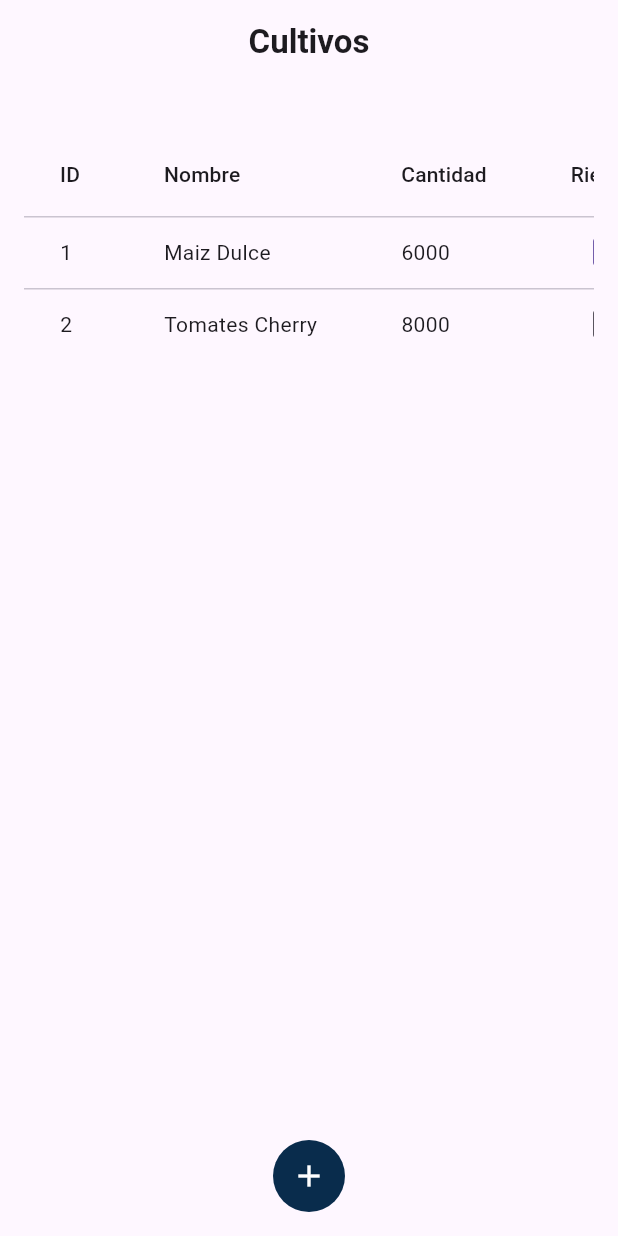
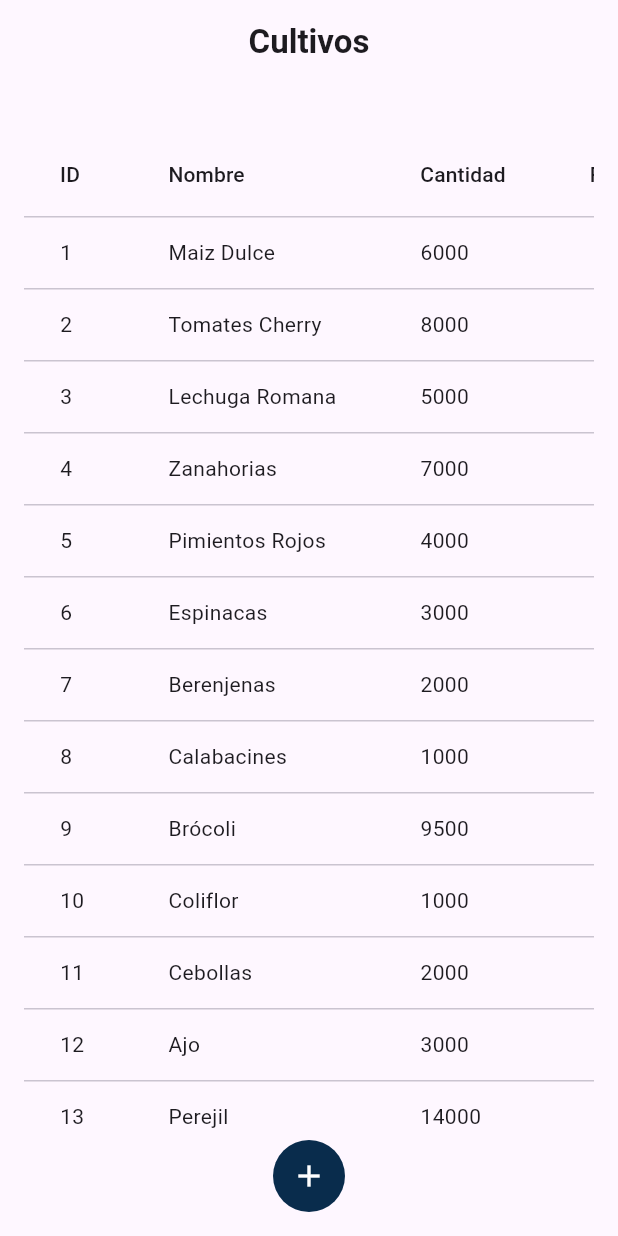
Before and after one commit to iot-solutions64/frontend-movil, a Flutter app: the SoilPage screen opened directly, on a phone screen of 412 x 824 dp. Run offline on Flutter 3.47's test engine with Material 3 defaults, Android fonts, the phone set to English and light mode, and no system bars; our stand-ins replace flutter_bloc, sqflite; accounts and stored records are empty; network calls fail.

Commit message:
feat: create crop model + update crop list

```diff
--- /dev/null
+++ b/hydrosmart/lib/features/soil/domain/crop.dart
@@ -0,0 +1,16 @@
+class Crop {
+  final int id;
+  final String name;
+  final int maxLiters;
+  final bool autoIrrigation;
+  final int tankId;
+
+  Crop({
+    required this.id,
+    required this.name,
+    required this.maxLiters,
+    required this.autoIrrigation,
+    required this.tankId,
+  });
+
+}
--- a/hydrosmart/lib/features/soil/presentation/pages/soil_page.dart
+++ b/hydrosmart/lib/features/soil/presentation/pages/soil_page.dart
@@ -1,4 +1,5 @@
 import 'package:flutter/material.dart';
+import 'package:hydrosmart/features/soil/domain/crop.dart';
 
 class SoilPage extends StatefulWidget {
   const SoilPage({super.key});
@@ -10,26 +11,44 @@ class SoilPage extends StatefulWidget {
 class _SoilPageState extends State<SoilPage> {
 
   // Simulación de datos
-  List<Map<String, dynamic>> cultivos = [
-    {
-      'id': '1',
-      'nombre': 'Maiz Dulce',
-      'cantidad': '6000',
-      'riegoAutomatico': true,
-    },
-    {
-      'id': '2',
-      'nombre': 'Tomates Cherry',
-      'cantidad': '8000',
-      'riegoAutomatico': false,
-    },
+  List<Crop> cultivos = [
+    Crop(id: 1, name: 'Maiz Dulce', maxLiters: 6000, autoIrrigation: true, tankId: 1),
+    Crop(id: 2, name: 'Tomates Cherry', maxLiters: 8000, autoIrrigation: false, tankId: 2),
+    Crop(id: 3, name: 'Lechuga Romana', maxLiters: 5000, autoIrrigation: true, tankId: 1),
+    Crop(id: 4, name: 'Zanahorias', maxLiters: 7000, autoIrrigation: false, tankId: 3),
+    Crop(id: 5, name: 'Pimientos Rojos', maxLiters: 4000, autoIrrigation: true, tankId: 2),
+    Crop(id: 6, name: 'Espinacas', maxLiters: 3000, autoIrrigation: true, tankId: 1),
+    Crop(id: 7, name: 'Berenjenas', maxLiters: 2000, autoIrrigation: true, tankId: 2),
+    Crop(id: 8, name: 'Calabacines', maxLiters: 1000, autoIrrigation: false, tankId: 3),
+    Crop(id: 9, name: 'Brócoli', maxLiters: 9500, autoIrrigation: true, tankId: 1),
+    Crop(id: 10, name: 'Coliflor', maxLiters: 1000, autoIrrigation: true, tankId: 2),
+    Crop(id: 11, name: 'Cebollas', maxLiters: 2000, autoIrrigation: false, tankId: 3),
+    Crop(id: 12, name: 'Ajo', maxLiters: 3000, autoIrrigation: true, tankId: 1),
+    Crop(id: 13, name: 'Perejil', maxLiters: 14000, autoIrrigation: true, tankId: 2),
+    Crop(id: 14, name: 'Albahaca', maxLiters: 5000, autoIrrigation: true, tankId: 3),
+    Crop(id: 15, name: 'Cilantro', maxLiters: 5600, autoIrrigation: true, tankId: 1),
+    Crop(id: 16, name: 'Menta', maxLiters: 7000, autoIrrigation: false, tankId: 2),
   ];
 
-  void _showAddDialog() {
+  List<String> tanques = ['Tanque A', 'Tanque B', 'Tanque C'];
+
+  String _getTanqueName(int tankId) {
+    switch (tankId) {
+      case 1:
+        return 'Tanque A';
+      case 2:
+        return 'Tanque B';
+      case 3:
+        return 'Tanque C';
+      default:
+        return 'Desconocido';
+    }
+  }
+
+    void _showAddDialog() {
     final nombreController = TextEditingController();
     final cantidadController = TextEditingController();
-    String selectedTanque = 'Tanque A';
-    final List<String> tanques = ['Tanque A', 'Tanque B', 'Tanque C'];
+    String selectedTanque = tanques[0];
     bool riegoAutomatico = false;
 
     showDialog(
@@ -66,6 +85,7 @@ class _SoilPageState extends State<SoilPage> {
                   TextField(
                     controller: cantidadController,
                     decoration: const InputDecoration(labelText: 'Cantidad máxima (litros)'),
+                    keyboardType: TextInputType.number,
                   ),
                   CheckboxListTile(
                     title: const Text('Riego automático'),
@@ -93,7 +113,17 @@ class _SoilPageState extends State<SoilPage> {
                     foregroundColor: Colors.white,
                   ),
                   onPressed: () {
-                    // Lógica para agregar cultivo
+                    setState(() {
+                      cultivos.add(
+                        Crop(
+                          id: cultivos.length + 1,
+                          name: nombreController.text,
+                          maxLiters: int.tryParse(cantidadController.text) ?? 0,
+                          autoIrrigation: riegoAutomatico,
+                          tankId: tanques.indexOf(selectedTanque) + 1,
+                        ),
+                      );
+                    });
                     Navigator.pop(context);
                   },
                   child: const Text('Agregar'),
@@ -106,12 +136,11 @@ class _SoilPageState extends State<SoilPage> {
     );
   }
 
-  void _showEditDialog(String nombre, String cantidad, bool riegoInicial) {
-    final nombreController = TextEditingController(text: nombre);
-    final cantidadController = TextEditingController(text: cantidad);
-    String selectedTanque = 'Tanque A';
-    final List<String> tanques = ['Tanque A', 'Tanque B', 'Tanque C'];
-    bool riegoAutomatico = riegoInicial;
+  void _showEditDialog(Crop cultivo) {
+    final nombreController = TextEditingController(text: cultivo.name);
+    final cantidadController = TextEditingController(text: cultivo.maxLiters.toString());
+    String selectedTanque = _getTanqueName(cultivo.tankId);
+    bool riegoAutomatico = cultivo.autoIrrigation;
 
     showDialog(
       context: context,
@@ -147,6 +176,7 @@ class _SoilPageState extends State<SoilPage> {
                   TextField(
                     controller: cantidadController,
                     decoration: const InputDecoration(labelText: 'Cantidad máxima (litros)'),
+                    keyboardType: TextInputType.number,
                   ),
                   CheckboxListTile(
                     title: const Text('Riego automático'),
@@ -174,7 +204,18 @@ class _SoilPageState extends State<SoilPage> {
                     foregroundColor: Colors.white,
                   ),
                   onPressed: () {
-                    // Lógica para editar cultivo
+                    setState(() {
+                      final index = cultivos.indexWhere((c) => c.id == cultivo.id);
+                      if (index != -1) {
+                        cultivos[index] = Crop(
+                          id: cultivo.id,
+                          name: nombreController.text,
+                          maxLiters: int.tryParse(cantidadController.text) ?? 0,
+                          autoIrrigation: riegoAutomatico,
+                          tankId: tanques.indexOf(selectedTanque) + 1,
+                        );
+                      }
+                    });
                     Navigator.pop(context);
                   },
                   child: const Text('Guardar'),
@@ -187,28 +228,30 @@ class _SoilPageState extends State<SoilPage> {
     );
   }
 
-  void _showDeleteDialog(String nombre) {
+  void _showDeleteDialog(Crop cultivo) {
     showDialog(
       context: context,
       builder: (context) {
         return AlertDialog(
           title: const Text('Eliminar Cultivo'),
-          content: Text('¿Seguro que deseas eliminar "$nombre"?'),
+          content: Text('¿Seguro que deseas eliminar "${cultivo.name}"?'),
           actions: [
             TextButton(
               style: TextButton.styleFrom(
-                    foregroundColor: const Color(0xFF212121),
+                foregroundColor: const Color(0xFF212121),
               ),
               onPressed: () => Navigator.pop(context),
               child: const Text('Cancelar'),
             ),
             ElevatedButton(
               style: ElevatedButton.styleFrom(
-                    backgroundColor: const Color(0xFFF84343),
-                    foregroundColor: Colors.white,
+                backgroundColor: const Color(0xFFF84343),
+                foregroundColor: Colors.white,
               ),
               onPressed: () {
-                // Lógica para eliminar cultivo
+                setState(() {
+                  cultivos.removeWhere((c) => c.id == cultivo.id);
+                });
                 Navigator.pop(context);
               },
               child: const Text('Eliminar'),
@@ -254,15 +297,24 @@ class _SoilPageState extends State<SoilPage> {
                     ],
                     rows: cultivos.map((cultivo) {
                       return DataRow(cells: [
-                        DataCell(Text(cultivo['id'])),
-                        DataCell(Text(cultivo['nombre'])),
-                        DataCell(Text(cultivo['cantidad'])),
+                        DataCell(Text(cultivo.id.toString())),
+                        DataCell(Text(cultivo.name)),
+                        DataCell(Text(cultivo.maxLiters.toString())),
                         DataCell(
                           Checkbox(
-                            value: cultivo['riegoAutomatico'],
+                            value: cultivo.autoIrrigation,
                             onChanged: (value) {
                               setState(() {
-                                cultivo['riegoAutomatico'] = value!;
+                                final index = cultivos.indexWhere((c) => c.id == cultivo.id);
+                                if (index != -1) {
+                                  cultivos[index] = Crop(
+                                    id: cultivo.id,
+                                    name: cultivo.name,
+                                    maxLiters: cultivo.maxLiters,
+                                    autoIrrigation: value ?? false,
+                                    tankId: cultivo.tankId,
+                                  );
+                                }
                               });
                             },
                           ),
@@ -271,15 +323,17 @@ class _SoilPageState extends State<SoilPage> {
                           children: [
                             IconButton(
                               icon: const Icon(Icons.search, color: Color(0xFF1856C3)),
-                              onPressed: null,
+                              onPressed: () {
+                                Navigator.pushNamed(context, '/crop_detail', arguments: cultivo);
+                              },
                             ),
                             IconButton(
                               icon: const Icon(Icons.edit, color: Color(0xFF27AE60)),
-                              onPressed: () => _showEditDialog(cultivo['nombre'], cultivo['cantidad'], cultivo['riegoAutomatico']),
+                              onPressed: () => _showEditDialog(cultivo),
                             ),
                             IconButton(
                               icon: const Icon(Icons.delete, color: Color(0xFFF84343)),
-                              onPressed: () => _showDeleteDialog(cultivo['nombre']),
+                              onPressed: () => _showDeleteDialog(cultivo),
                             ),
                           ],
                         )),
```
